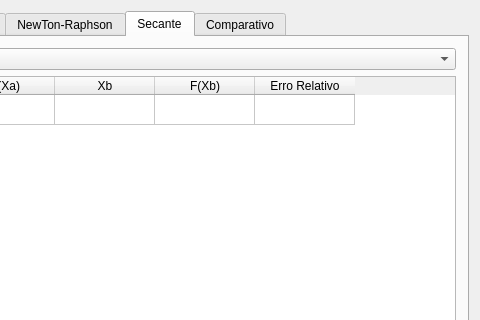
Qt form UI/mainwindow.ui (cristmelo/TrabalhoMN1) before a commit; both pictures show x 281 to 761 and y 0 to 320 of the 761 by 481 pixel window.
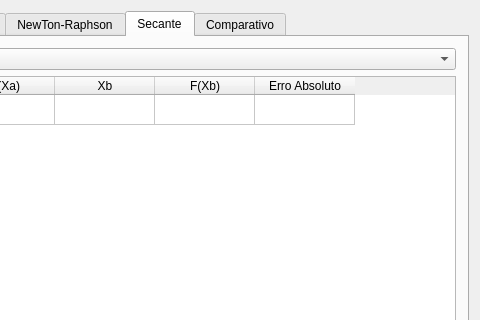
The same form after that commit. The open tabs and pages were chosen to show the change.

Commit message: Corrigido erro absoluto

```diff
--- a/UI/mainwindow.ui
+++ b/UI/mainwindow.ui
@@ -690,7 +690,7 @@
           </column>
           <column>
            <property name="text">
-            <string>Erro Relativo</string>
+            <string>Erro Absoluto</string>
            </property>
           </column>
          </widget>
```
Left out of the diff: 8 changed lines with no effect on the pictures. The commit also changes 2 other files.
